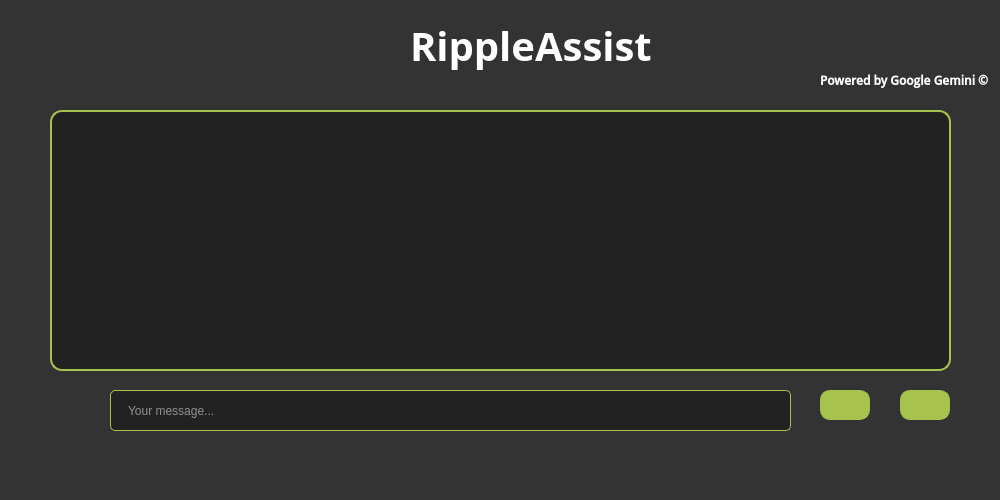
Rzouga01/Qt-Project, file Ripple/chatbot.ui: the form before one commit.
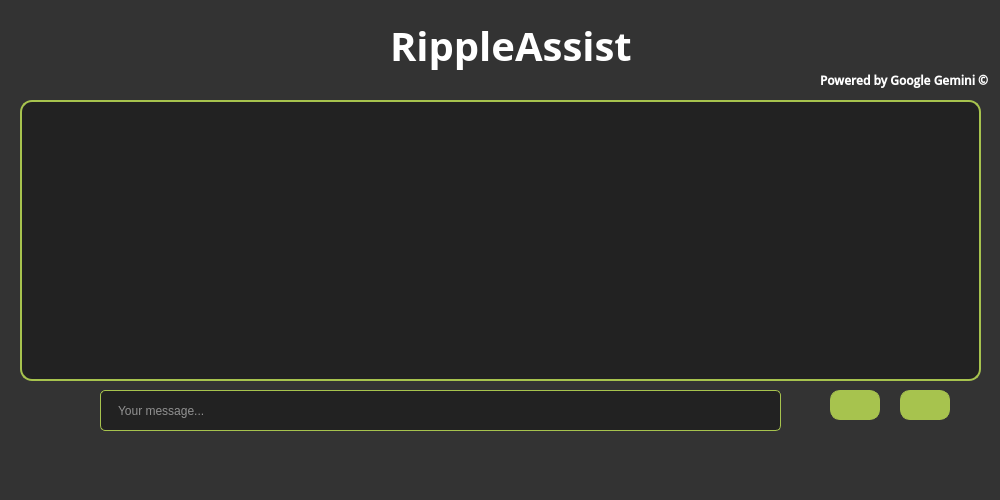
The form after the commit. Icons and pictures are not drawn.

Commit message: added voice speech to text in chatbot

```diff
--- a/Ripple/chatbot.ui
+++ b/Ripple/chatbot.ui
@@ -59,6 +59,8 @@
     background-color: #A7C34E; /* Green background color for selected text */
     color: #FFFFFF; /* White text color */
 }
+
+
 QListWidget{
 background-color:transparent;
 border:none;
@@ -70,7 +72,74 @@
     background-color: #222222; /* Dark background color */
     color: #FFFFFF; /* White text color */
 }
+/*Scroll bar*/
+QScrollBar:vertical {
+    border: none;
+    background: #333333;
+    width: 14px;
+    margin: 15px 0 15px 0;
+    border-radius: 0px;
+}
+QScrollBar::handle:vertical {
+    background-color: qlineargradient(x1:0, y1:0, x2:1, y2:0,
+                                      stop:0 #A7C34E, stop:1 #9AB447); /* Gradient handle */
+    min-height: 30px;
+    border-radius: 7px;
+}
 
+QScrollBar::handle:vertical:hover {
+    background-color: qlineargradient(x1:0, y1:0, x2:1, y2:0,
+                                      stop:0 #A7C34E, stop:1 #5D762E); /* Darker color on hover */
+}
+
+QScrollBar::handle:vertical:pressed {
+    background-color: qlineargradient(x1:0, y1:0, x2:1, y2:0,
+                                      stop:0 #A7C34E, stop:1 #3A511F); /* Darker color when pressed */
+}
+
+/* BTN TOP - SCROLLBAR */
+QScrollBar::sub-line:vertical {
+    border: none;
+    background-color: qlineargradient(x1:0, y1:0, x2:1, y2:0,
+                                      stop:0 #9AB447, stop:1 #A7C34E); /* Light green button top */
+    height: 15px;
+    border-top-left-radius: 7px;
+    border-top-right-radius: 7px;
+    subcontrol-position: top;
+    subcontrol-origin: margin;
+}
+
+QScrollBar::sub-line:vertical:hover {
+    background-color: qlineargradient(x1:0, y1:0, x2:1, y2:0,
+                                      stop:0 #5D762E, stop:1 #A7C34E); /* Darker green when hovered */
+}
+
+QScrollBar::sub-line:vertical:pressed {
+    background-color: qlineargradient(x1:0, y1:0, x2:1, y2:0,
+                                      stop:0 #3A511F, stop:1 #A7C34E); /* Darker green when pressed */
+}
+
+/* BTN BOTTOM - SCROLLBAR */
+QScrollBar::add-line:vertical {
+    border: none;
+    background-color: qlineargradient(x1:0, y1:0, x2:1, y2:0,
+                                      stop:0 #9AB447, stop:1 #A7C34E); /* Light green button bottom */
+    height: 15px;
+    border-bottom-left-radius: 7px;
+    border-bottom-right-radius: 7px;
+    subcontrol-position: bottom;
+    subcontrol-origin: margin;
+}
+
+QScrollBar::add-line:vertical:hover {
+    background-color: qlineargradient(x1:0, y1:0, x2:1, y2:0,
+                                      stop:0 #5D762E, stop:1 #A7C34E); /* Darker green when hovered */
+}
+
+QScrollBar::add-line:vertical:pressed {
+    background-color: qlineargradient(x1:0, y1:0, x2:1, y2:0,
+                                      stop:0 #3A511F, stop:1 #A7C34E); /* Darker green when pressed */
+}
 QPushButton {
     border: 1px solid #A7C34E; /* Green border color */
     border-radius: 10px;
@@ -105,7 +174,7 @@
    <widget class="QLineEdit" name="messageBar">
     <property name="geometry">
      <rect>
-      <x>110</x>
+      <x>100</x>
       <y>390</y>
       <width>681</width>
       <height>41</height>
@@ -135,7 +204,7 @@
    <widget class="QPushButton" name="voiceButton">
     <property name="geometry">
      <rect>
-      <x>820</x>
+      <x>830</x>
       <y>390</y>
       <width>50</width>
       <height>30</height>
@@ -158,7 +227,7 @@
    <widget class="QLabel" name="title">
     <property name="geometry">
      <rect>
-      <x>410</x>
+      <x>390</x>
       <y>20</y>
       <width>311</width>
       <height>51</height>
@@ -197,17 +266,17 @@
    <widget class="QTextEdit" name="chat">
     <property name="geometry">
      <rect>
-      <x>50</x>
-      <y>110</y>
-      <width>901</width>
-      <height>261</height>
+      <x>20</x>
+      <y>100</y>
+      <width>961</width>
+      <height>281</height>
      </rect>
     </property>
     <property name="layoutDirection">
      <enum>Qt::LeftToRight</enum>
     </property>
     <property name="lineWrapMode">
-     <enum>QTextEdit::NoWrap</enum>
+     <enum>QTextEdit::WidgetWidth</enum>
     </property>
     <property name="readOnly">
      <bool>true</bool>
```
The commit also changes 806 other files.
